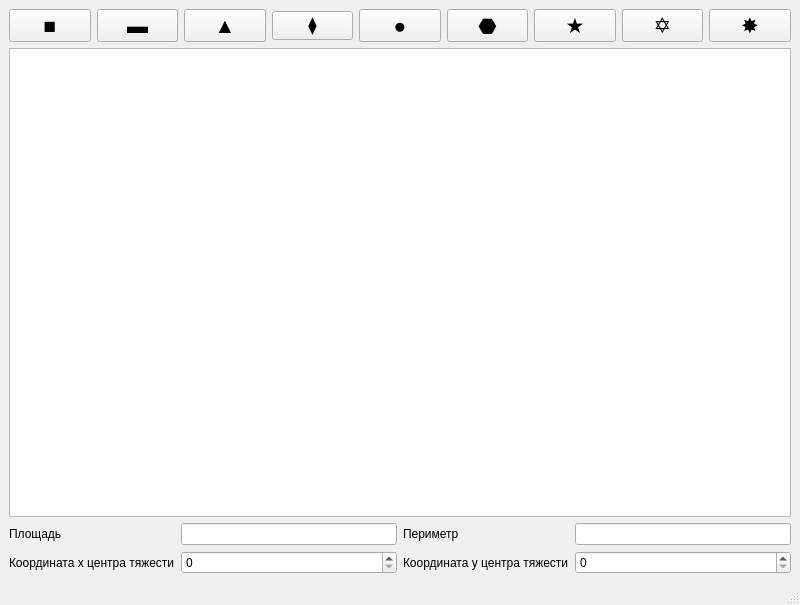
Old version of the form LabWork_1/Lab2-1/mainwindow.ui in the repository deviyan13/Labs2Sem.
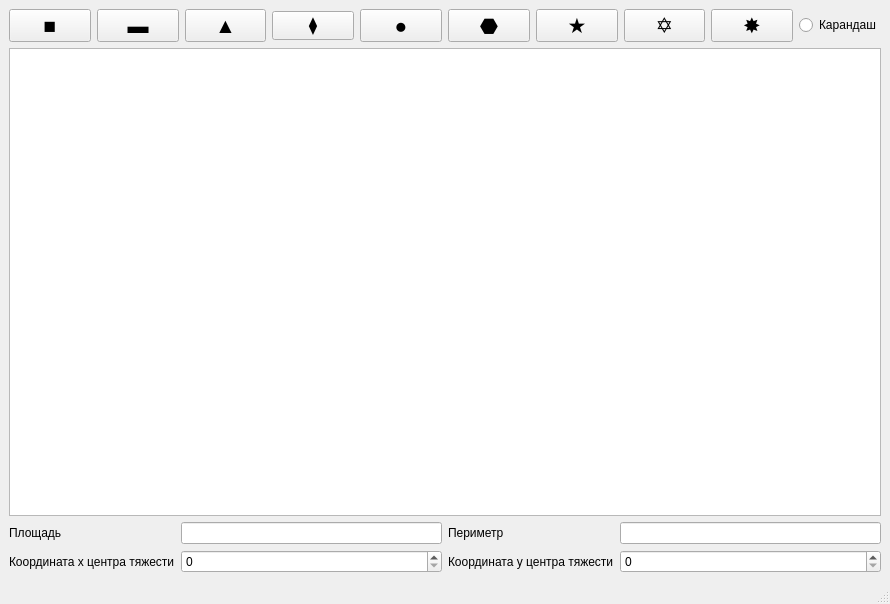
New version of the form.

```diff
--- a/LabWork_1/Lab2-1/mainwindow.ui
+++ b/LabWork_1/Lab2-1/mainwindow.ui
@@ -6,8 +6,8 @@
    <rect>
     <x>0</x>
     <y>0</y>
-    <width>800</width>
-    <height>605</height>
+    <width>890</width>
+    <height>604</height>
    </rect>
   </property>
   <property name="sizePolicy">
@@ -198,6 +198,13 @@
         </property>
        </widget>
       </item>
+      <item>
+       <widget class="QRadioButton" name="radioPencil">
+        <property name="text">
+         <string>Карандаш</string>
+        </property>
+       </widget>
+      </item>
      </layout>
     </item>
    </layout>
```
Left out of the diff: 2 changed lines with no effect on the pictures.
